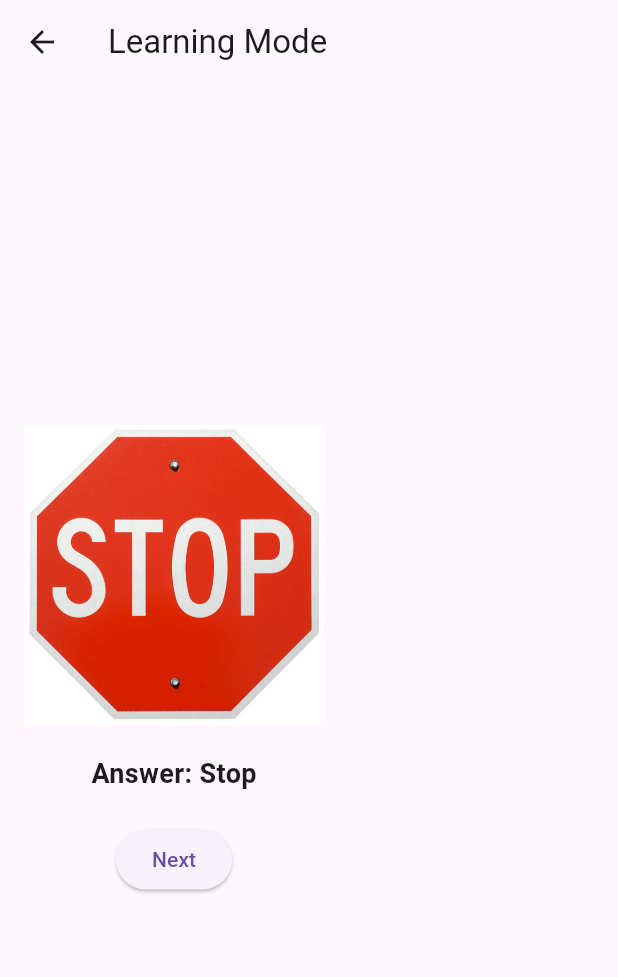
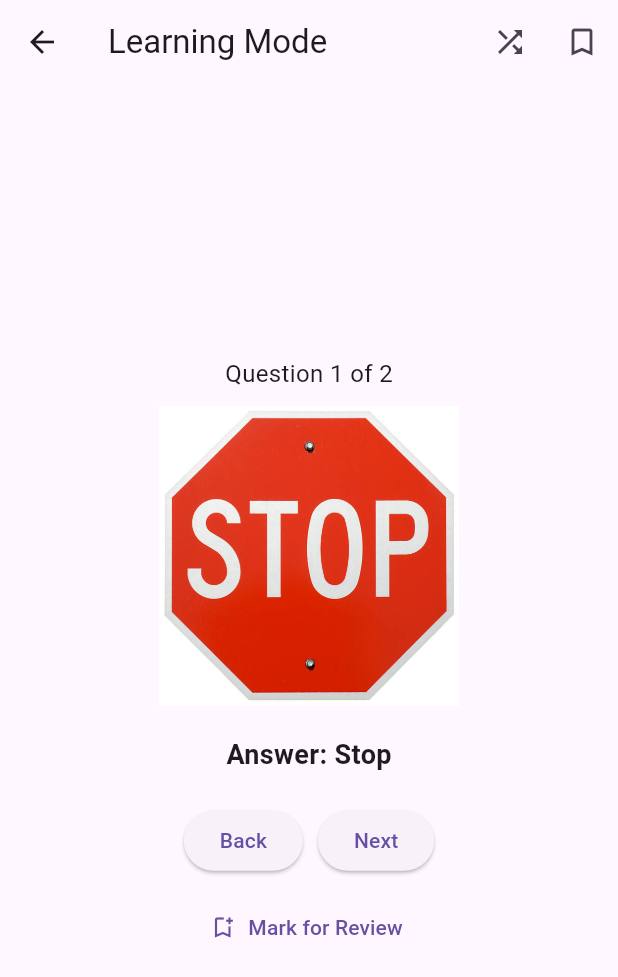
Before and after one commit to AimJ-dilini/driving_quiz_app, a Flutter app: the LearningScreen screen opened directly, after a tap on "Reveal Answer", on a phone screen of 412 x 824 dp. Shown: the top 977 px of the screen. Run offline on Flutter 3.47's test engine with Material 3 defaults, Android fonts, the phone set to English and light mode, and no system bars.

Commit message:
feat: Enhance LearningScreen with Shuffle questions,  Back / Next buttons, Question progress display, Mark as Need to Review , Review Mode functionality

```diff
--- a/lib/models/question.dart
+++ b/lib/models/question.dart
@@ -2,10 +2,12 @@
   final String imagePath;
   final List<String> options;
   final int correctIndex;
+  bool markedForReview;
 
   Question({
     required this.imagePath,
     required this.options,
     required this.correctIndex,
+    this.markedForReview = false,
   });
 }
--- a/lib/screens/learning_screen.dart
+++ b/lib/screens/learning_screen.dart
@@ -1,5 +1,7 @@
 import 'package:flutter/material.dart';
 import '../data/questions.dart';
+import '../models/question.dart';
+import 'dart:math';
 
 class LearningScreen extends StatefulWidget {
   const LearningScreen({super.key});
@@ -9,35 +11,111 @@
 }
 
 class _LearningScreenState extends State<LearningScreen> {
+  late List<Question> learningList;
   int currentIndex = 0;
   bool reveal = false;
+  bool reviewOnly = false;
+  bool shuffle = false;
 
-  void showAnswer() {
-    setState(() {
-      reveal = true;
-    });
+  @override
+  void initState() {
+    super.initState();
+    learningList = List<Question>.from(questions);
   }
 
-  void next() {
+  void toggleShuffle() {
     setState(() {
-      currentIndex = (currentIndex + 1) % questions.length;
+      shuffle = !shuffle;
+      if (shuffle) {
+        learningList.shuffle(Random());
+      } else {
+        learningList = List<Question>.from(questions);
+      }
+      currentIndex = 0;
       reveal = false;
     });
   }
 
+  void toggleReviewOnly() {
+    setState(() {
+      reviewOnly = !reviewOnly;
+      if (reviewOnly) {
+        learningList = questions.where((q) => q.markedForReview).toList();
+      } else {
+        learningList = List<Question>.from(questions);
+        if (shuffle) learningList.shuffle(Random());
+      }
+      currentIndex = 0;
+      reveal = false;
+    });
+  }
+
+  void toggleMarkReview() {
+    setState(() {
+      learningList[currentIndex].markedForReview =
+          !learningList[currentIndex].markedForReview;
+    });
+  }
+
+  void showAnswer() => setState(() => reveal = true);
+
+  void next() {
+    if (currentIndex < learningList.length - 1) {
+      setState(() {
+        currentIndex++;
+        reveal = false;
+      });
+    }
+  }
+
+  void back() {
+    if (currentIndex > 0) {
+      setState(() {
+        currentIndex--;
+        reveal = false;
+      });
+    }
+  }
+
   @override
   Widget build(BuildContext context) {
-    final question = questions[currentIndex];
+    if (learningList.isEmpty) {
+      return Scaffold(
+        appBar: AppBar(title: const Text('Learning Mode')),
+        body: const Center(
+          child: Text('No questions available in this mode.'),
+        ),
+      );
+    }
+
+    final question = learningList[currentIndex];
 
     return Scaffold(
       appBar: AppBar(
         title: const Text('Learning Mode'),
+        actions: [
+          IconButton(
+            icon: Icon(shuffle ? Icons.shuffle_on : Icons.shuffle),
+            tooltip: 'Toggle Shuffle',
+            onPressed: toggleShuffle,
+          ),
+          IconButton(
+            icon: Icon(reviewOnly ? Icons.bookmark : Icons.bookmark_border),
+            tooltip: 'Toggle Review Mode',
+            onPressed: toggleReviewOnly,
+          ),
+        ],
       ),
       body: Padding(
         padding: const EdgeInsets.all(16),
         child: Column(
           mainAxisAlignment: MainAxisAlignment.center,
           children: [
+            Text(
+              'Question ${currentIndex + 1} of ${learningList.length}',
+              style: const TextStyle(fontSize: 16),
+            ),
+            const SizedBox(height: 10),
             Image.asset(question.imagePath, height: 200),
             const SizedBox(height: 20),
             if (reveal)
@@ -51,11 +129,32 @@
                 onPressed: showAnswer,
                 child: const Text('Reveal Answer'),
               ),
-            if (reveal)
-              ElevatedButton(
-                onPressed: next,
-                child: const Text('Next'),
+            if (reveal) ...[
+              Row(
+                mainAxisAlignment: MainAxisAlignment.center,
+                children: [
+                  ElevatedButton(
+                    onPressed: back,
+                    child: const Text('Back'),
+                  ),
+                  const SizedBox(width: 10),
+                  ElevatedButton(
+                    onPressed: next,
+                    child: const Text('Next'),
+                  ),
+                ],
               ),
+              const SizedBox(height: 10),
+              TextButton.icon(
+                onPressed: toggleMarkReview,
+                icon: Icon(question.markedForReview
+                    ? Icons.bookmark_added
+                    : Icons.bookmark_add_outlined),
+                label: Text(question.markedForReview
+                    ? 'Marked for Review'
+                    : 'Mark for Review'),
+              ),
+            ],
           ],
         ),
       ),
```
